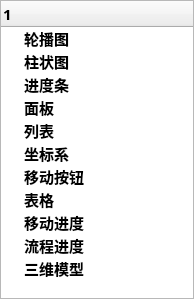
The window that maincontent/controltreewidget.ui (ylx167167/pi_ti_radar_32) describes before a commit, drawn with Qt 5.
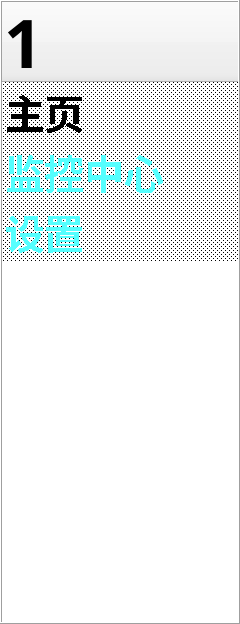
The same window after the commit. Icons and pictures are not drawn.

What changed in the file:
```diff
--- a/maincontent/controltreewidget.ui
+++ b/maincontent/controltreewidget.ui
@@ -6,10 +6,16 @@
    <rect>
     <x>0</x>
     <y>0</y>
-    <width>194</width>
-    <height>299</height>
+    <width>240</width>
+    <height>624</height>
    </rect>
   </property>
+  <property name="minimumSize">
+   <size>
+    <width>0</width>
+    <height>624</height>
+   </size>
+  </property>
   <property name="windowTitle">
    <string>Form</string>
   </property>
@@ -39,27 +45,93 @@
        <bold>true</bold>
       </font>
      </property>
+     <property name="focusPolicy">
+      <enum>Qt::ClickFocus</enum>
+     </property>
+     <property name="contextMenuPolicy">
+      <enum>Qt::DefaultContextMenu</enum>
+     </property>
+     <property name="frameShape">
+      <enum>QFrame::Box</enum>
+     </property>
+     <property name="frameShadow">
+      <enum>QFrame::Raised</enum>
+     </property>
+     <property name="lineWidth">
+      <number>1</number>
+     </property>
+     <property name="midLineWidth">
+      <number>0</number>
+     </property>
+     <property name="textElideMode">
+      <enum>Qt::ElideMiddle</enum>
+     </property>
+     <property name="horizontalScrollMode">
+      <enum>QAbstractItemView::ScrollPerItem</enum>
+     </property>
+     <property name="indentation">
+      <number>0</number>
+     </property>
+     <property name="uniformRowHeights">
+      <bool>false</bool>
+     </property>
+     <property name="itemsExpandable">
+      <bool>true</bool>
+     </property>
+     <property name="wordWrap">
+      <bool>true</bool>
+     </property>
+     <attribute name="headerMinimumSectionSize">
+      <number>48</number>
+     </attribute>
+     <attribute name="headerDefaultSectionSize">
+      <number>200</number>
+     </attribute>
      <column>
       <property name="text">
        <string notr="true">1</string>
       </property>
+      <property name="font">
+       <font>
+        <pointsize>50</pointsize>
+       </font>
+      </property>
      </column>
      <item>
       <property name="text">
-       <string>轮播图</string>
+       <string>主页</string>
       </property>
+      <property name="font">
+       <font>
+        <family>Courier New</family>
+        <pointsize>30</pointsize>
+        <weight>75</weight>
+        <italic>false</italic>
+        <bold>true</bold>
+        <stylestrategy>NoAntialias</stylestrategy>
+        <kerning>true</kerning>
+       </font>
+      </property>
       <property name="textAlignment">
-       <set>AlignLeading|AlignVCenter</set>
+       <set>AlignHCenter|AlignBottom</set>
       </property>
-      <property name="icon">
-       <iconset>
-        <normalon>:/res/res/image/image.png</normalon>
-       </iconset>
+      <property name="background">
+       <brush brushstyle="Dense6Pattern">
+        <color alpha="255">
+         <red>0</red>
+         <green>0</green>
+         <blue>0</blue>
+        </color>
+       </brush>
       </property>
-     </item>
-     <item>
-      <property name="text">
-       <string>柱状图</string>
+      <property name="foreground">
+       <brush brushstyle="NoBrush">
+        <color alpha="255">
+         <red>85</red>
+         <green>255</green>
+         <blue>255</blue>
+        </color>
+       </brush>
       </property>
       <property name="icon">
        <iconset resource="../res.qrc">
@@ -68,25 +140,37 @@
      </item>
      <item>
       <property name="text">
-       <string>进度条</string>
+       <string>监控中心</string>
       </property>
-      <property name="icon">
-       <iconset resource="../res.qrc">
-        <normaloff>:/res/res/image/image.png</normaloff>:/res/res/image/image.png</iconset>
+      <property name="font">
+       <font>
+        <family>Courier New</family>
+        <pointsize>30</pointsize>
+        <weight>75</weight>
+        <bold>true</bold>
+        <stylestrategy>NoAntialias</stylestrategy>
+       </font>
       </property>
-     </item>
-     <item>
-      <property name="text">
-       <string>面板</string>
+      <property name="textAlignment">
+       <set>AlignHCenter|AlignBottom</set>
       </property>
-      <property name="icon">
-       <iconset resource="../res.qrc">
-        <normaloff>:/res/res/image/image.png</normaloff>:/res/res/image/image.png</iconset>
+      <property name="background">
+       <brush brushstyle="Dense6Pattern">
+        <color alpha="255">
+         <red>0</red>
+         <green>0</green>
+         <blue>0</blue>
+        </color>
+       </brush>
       </property>
-     </item>
-     <item>
-      <property name="text">
-       <string>列表</string>
+      <property name="foreground">
+       <brush brushstyle="DiagCrossPattern">
+        <color alpha="255">
+         <red>85</red>
+         <green>255</green>
+         <blue>255</blue>
+        </color>
+       </brush>
       </property>
       <property name="icon">
        <iconset resource="../res.qrc">
@@ -95,57 +179,41 @@
      </item>
      <item>
       <property name="text">
-       <string>坐标系</string>
+       <string>设置</string>
       </property>
-      <property name="icon">
-       <iconset resource="../res.qrc">
-        <normaloff>:/res/res/image/image.png</normaloff>:/res/res/image/image.png</iconset>
+      <property name="font">
+       <font>
+        <family>Courier New</family>
+        <pointsize>30</pointsize>
+        <weight>75</weight>
+        <bold>true</bold>
+        <stylestrategy>NoAntialias</stylestrategy>
+       </font>
       </property>
-     </item>
-     <item>
-      <property name="text">
-       <string>移动按钮</string>
+      <property name="textAlignment">
+       <set>AlignHCenter|AlignBottom</set>
       </property>
-      <property name="icon">
-       <iconset resource="../res.qrc">
-        <normaloff>:/res/res/image/image.png</normaloff>:/res/res/image/image.png</iconset>
+      <property name="background">
+       <brush brushstyle="Dense6Pattern">
+        <color alpha="255">
+         <red>0</red>
+         <green>0</green>
+         <blue>0</blue>
+        </color>
+       </brush>
       </property>
-     </item>
-     <item>
-      <property name="text">
-       <string>表格</string>
+      <property name="foreground">
+       <brush brushstyle="Dense6Pattern">
+        <color alpha="255">
+         <red>85</red>
+         <green>255</green>
+         <blue>255</blue>
+        </color>
+       </brush>
       </property>
       <property name="icon">
        <iconset resource="../res.qrc">
-        <normaloff>:/res/res/image/image.png</normaloff>:/res/res/image/image.png</iconset>
-      </property>
-     </item>
-     <item>
-      <property name="text">
-       <string>移动进度</string>
-      </property>
-      <property name="icon">
-       <iconset resource="../res.qrc">
-        <normaloff>:/res/res/image/image.png</normaloff>:/res/res/image/image.png</iconset>
-      </property>
-     </item>
-     <item>
-      <property name="text">
-       <string>流程进度</string>
-      </property>
-      <property name="icon">
-       <iconset>
-        <normalon>:/res/res/image/image.png</normalon>
-       </iconset>
-      </property>
-     </item>
-     <item>
-      <property name="text">
-       <string>三维模型</string>
-      </property>
-      <property name="icon">
-       <iconset resource="../res.qrc">
-        <normaloff>:/res/res/image/image.png</normaloff>:/res/res/image/image.png</iconset>
+        <normaloff>:/res/res/image/right_arrow_pressed.png</normaloff>:/res/res/image/right_arrow_pressed.png</iconset>
       </property>
      </item>
     </widget>
```
Left out of the diff: 4 changed lines with no effect on the pictures.
